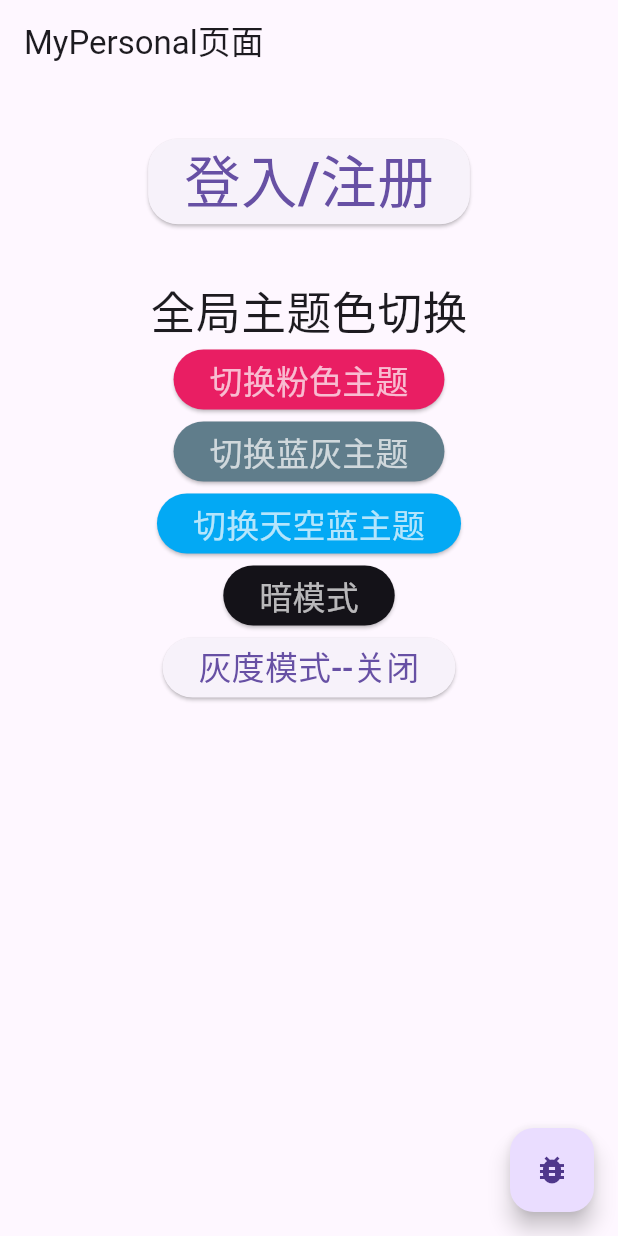
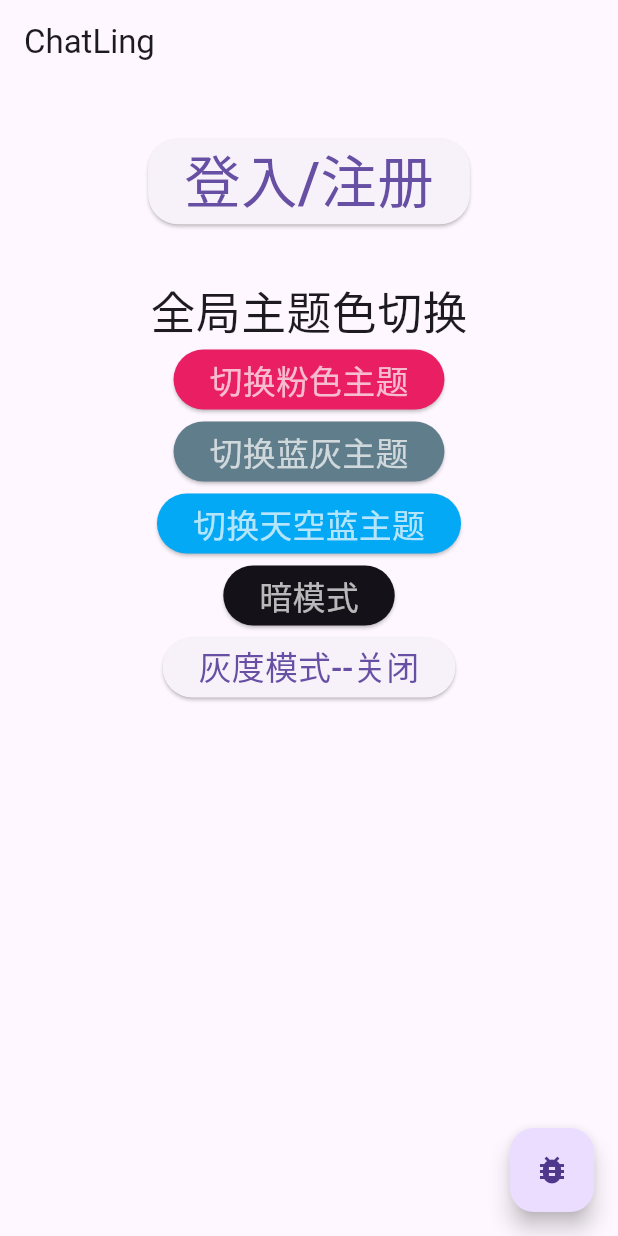
Before and after one commit to lingok1/chatling, a Flutter app: the MyPersonal screen opened directly, on a phone screen of 412 x 824 dp. Run offline on Flutter 3.47's test engine with Material 3 defaults, Android fonts, the phone set to English and light mode, and no system bars; our stand-ins replace dio, flutter_markdown, flutter_screenutil, fluttertoast, get, getwidget and 7 more; missing offline and left inert: ana_page_loop, jh_debug, ota_update, shared_preferences_web; accounts and stored records are empty; network calls fail.

Commit message:
feat：修改README.md

```diff
--- a/lib/pages/app_main/my_personal/my_personal.dart
+++ b/lib/pages/app_main/my_personal/my_personal.dart
@@ -20,7 +20,7 @@ class _MyPersonalState extends State<MyPersonal>
 
     return Scaffold(
       appBar: AppBar(
-        title: const Text('MyPersonal页面'),
+        title: const Text('ChatLing'),
         automaticallyImplyLeading: false,
       ),
       body: Column(
```
Also changed, not shown: chatlingIMG/1715771374102.png (added), chatlingIMG/1715771399713.png (added), chatlingIMG/1715771501680.png (added), chatlingIMG/1715771522717.png (added), chatlingIMG/1715771571628.png (added), chatlingIMG/1715771611975.png (added), chatlingIMG/1715771628821.png (added), chatlingIMG/1715771701554.png (added), 3 other files.
